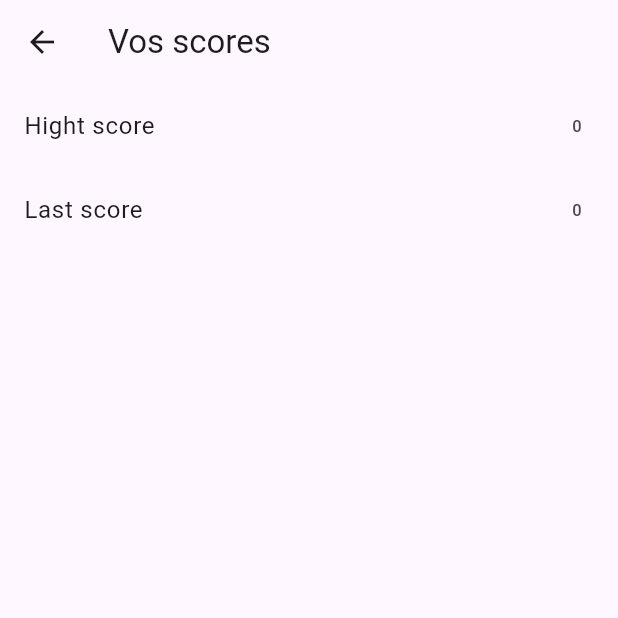
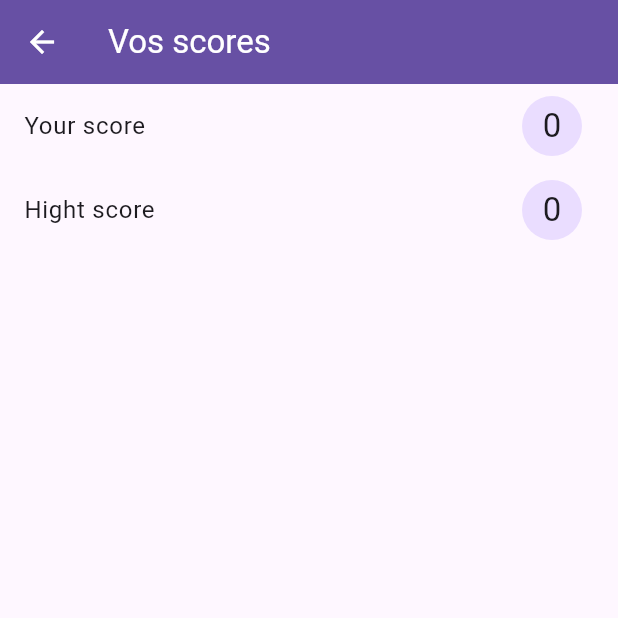
Before and after one commit to optimum-02/da_movie_quiz, a Flutter app: the ScoresPage screen opened directly with empty values, on a phone screen of 412 x 824 dp, the top half of it. Run offline on Flutter 3.47's test engine with Material 3 defaults, Android fonts, the phone set to English and light mode, and no system bars; our stand-ins replace equatable, flutter_bloc, flutter_secure_storage, fpdart, get_it; accounts and stored records are empty.

Commit message:
update score page ui

```diff
--- a/lib/presentation/view/pages/scores_page.dart
+++ b/lib/presentation/view/pages/scores_page.dart
@@ -10,16 +10,32 @@ class ScoresPage extends StatelessWidget {
   Widget build(BuildContext context) {
     return Scaffold(
       appBar: AppBar(
+        backgroundColor: Theme.of(context).colorScheme.primary,
+        foregroundColor: Theme.of(context).colorScheme.onPrimary,
         title: const Text('Vos scores'),
       ),
       body: ListView(
         children: [
           ListTile(
-            title: const Text("Hight score"),
-            trailing: Text("$hightScore"),
+            title: const Text("Your score"),
+            trailing: CircleAvatar(
+              radius: 20,
+              child: Text(
+                "$lastScore",
+                style: Theme.of(context).textTheme.titleLarge,
+              ),
+            ),
           ),
           ListTile(
-              title: const Text("Last score"), trailing: Text("$lastScore"))
+            title: const Text("Hight score"),
+            trailing: CircleAvatar(
+              radius: 20,
+              child: Text(
+                "$hightScore",
+                style: Theme.of(context).textTheme.titleLarge,
+              ),
+            ),
+          ),
         ],
       ),
     );
```
